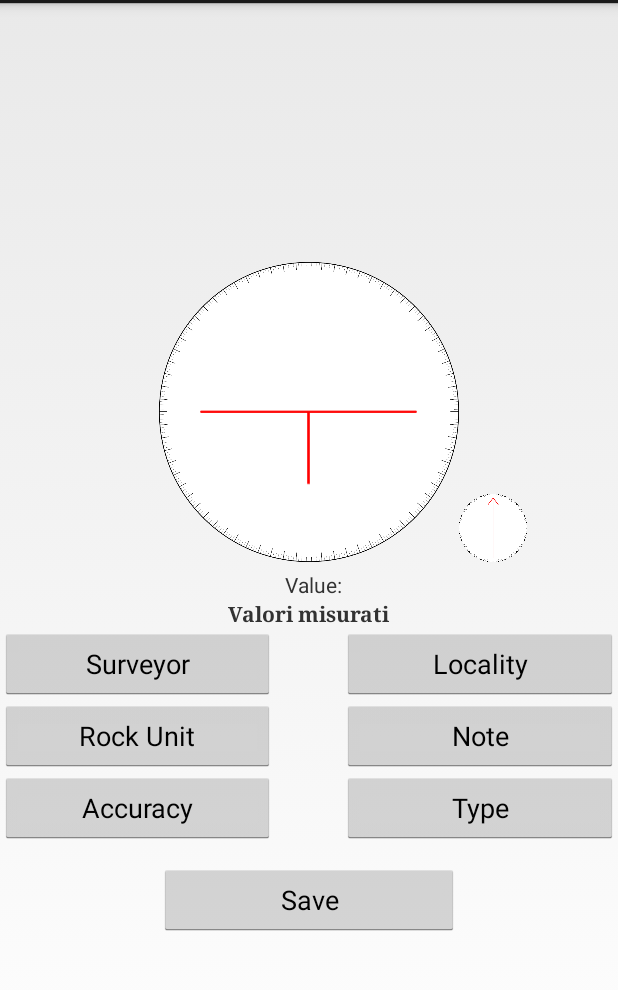
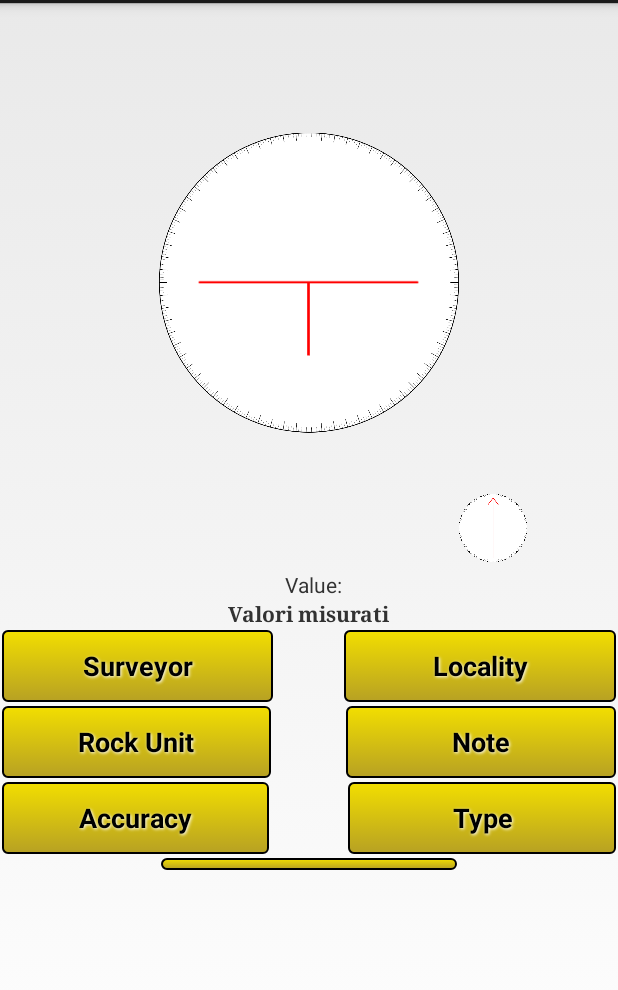
Before and after one commit to rossia/beedip, an Android app: the layout fragment_compass.xml on its own in the app's theme, with its tools: preview values and no code run, on a phone screen of 412 x 824 dp, the part 69-1059 px from its top. Run offline under Robolectric (Android 15) with nearby library versions, the phone set to English and light mode, and no system bars.

Commit message:
Fixed values problems, new buttons layout

```diff
--- /dev/null
+++ b/beedip/src/main/res/drawable/button_shape.xml
@@ -0,0 +1,37 @@
+<?xml version="1.0" encoding="utf-8" ?>
+<selector xmlns:android="http://schemas.android.com/apk/res/android">
+<item android:state_pressed="true" >
+    <shape>
+        <solid
+            android:color="#736610" />
+        <stroke
+            android:width="1dp"
+            android:color="#000000" />
+        <corners
+            android:radius="3dp" />
+        <padding
+            android:left="5dp"
+            android:top="5dp"
+            android:right="5dp"
+            android:bottom="5dp" />
+    </shape>
+</item>
+<item>
+    <shape>
+        <gradient
+            android:startColor="#f2de00"
+            android:endColor="#b7a123"
+            android:angle="270" />
+        <stroke
+            android:width="1dp"
+            android:color="#000000" />
+        <corners
+            android:radius="3dp" />
+        <padding
+            android:left="5dp"
+            android:top="5dp"
+            android:right="5dp"
+            android:bottom="5dp" />
+    </shape>
+</item>
+</selector>
--- a/beedip/src/main/res/layout/fragment_compass.xml
+++ b/beedip/src/main/res/layout/fragment_compass.xml
@@ -23,6 +23,9 @@
         android:layout_width="100dp"
         android:layout_height="wrap_content"
         android:text="@string/rock_unit"
+        android:background="@drawable/button_shape"
+        style="@style/ButtonStyle"
+        android:layout_marginTop="12dp"
         android:layout_below="@+id/surveyor"
         android:layout_alignParentLeft="true"
         android:layout_alignParentStart="true"
@@ -34,7 +37,10 @@
         android:layout_width="100dp"
         android:layout_height="wrap_content"
         android:text="@string/locality"
-        android:layout_below="@+id/testo"
+        android:background="@drawable/button_shape"
+        style="@style/ButtonStyle"
+        android:layout_alignBaseline="@+id/surveyor"
+        android:layout_alignBottom="@+id/surveyor"
         android:layout_alignParentRight="true"
         android:layout_alignParentEnd="true"
         android:layout_toRightOf="@+id/title"
@@ -44,6 +50,8 @@
         android:layout_width="100dp"
         android:layout_height="wrap_content"
         android:text="@string/type"
+        android:background="@drawable/button_shape"
+        style="@style/ButtonStyle"
         android:layout_alignBaseline="@+id/accuracy"
         android:layout_alignBottom="@+id/accuracy"
         android:layout_alignParentRight="true"
@@ -55,6 +63,9 @@
         android:layout_width="100dp"
         android:layout_height="wrap_content"
         android:text="@string/accuracy"
+        android:background="@drawable/button_shape"
+        style="@style/ButtonStyle"
+        android:layout_marginTop="11dp"
         android:layout_below="@+id/rockUnit"
         android:layout_alignParentLeft="true"
         android:layout_alignParentStart="true"
@@ -66,6 +77,8 @@
         android:layout_width="100dp"
         android:layout_height="wrap_content"
         android:text="@string/note"
+        android:background="@drawable/button_shape"
+        style="@style/ButtonStyle"
         android:layout_alignBaseline="@+id/rockUnit"
         android:layout_alignBottom="@+id/rockUnit"
         android:layout_alignParentRight="true"
@@ -76,23 +89,28 @@
     <Button
         android:id="@+id/save"
         android:layout_width="100dp"
-        android:layout_height="wrap_content"
+        android:layout_height="@dimen/mr_dialog_fixed_width_major"
         android:text="@string/save"
         android:layout_below="@+id/accuracy"
         android:layout_alignLeft="@+id/bigClockface"
         android:layout_alignStart="@+id/bigClockface"
         android:layout_marginTop="13dp"
         android:layout_toLeftOf="@+id/littleClockface"
-        android:layout_toStartOf="@+id/littleClockface" />
+        android:layout_toStartOf="@+id/littleClockface"
+        android:background="@drawable/button_shape"
+        style="@style/ButtonStyle"/>
 
     <Button
         android:id="@+id/surveyor"
         android:layout_width="100dp"
         android:layout_height="wrap_content"
         android:text="@string/surveyor"
+        android:background="@drawable/button_shape"
+        style="@style/ButtonStyle"
         android:layout_below="@+id/testo"
         android:layout_alignParentLeft="true"
         android:layout_alignParentStart="true"
+        android:layout_marginTop="11dp"
         android:layout_toLeftOf="@+id/title"
         android:layout_toStartOf="@+id/title" />
 
@@ -105,7 +123,8 @@
         android:src="@drawable/cfacetwo"
         android:layout_above="@+id/title"
         android:layout_centerHorizontal="true"
-        android:layout_marginBottom="5dp" />
+        android:layout_marginBottom="5dp"
+        android:layout_alignParentTop="true" />
 
     <ImageButton
         android:id="@+id/littleClockface"
--- a/beedip/src/main/res/values/styles.xml
+++ b/beedip/src/main/res/values/styles.xml
@@ -21,4 +21,18 @@
         <item name="android:textColorPrimary">#89000000</item>
     </style>
 
+
+    <style name="ButtonStyle">
+        <item name="android:layout_width" >wrap_content</item>
+        <item name="android:layout_height" >wrap_content</item>
+        <item name="android:textColor" >#000000</item>
+        <item name="android:gravity" >center</item>
+        <item name="android:layout_margin" >1dp</item>
+        <item name="android:textStyle" >bold</item>
+        <item name="android:shadowColor" >#ffffff</item>
+        <item name="android:shadowDx" >1</item>
+        <item name="android:shadowDy" >1</item>
+        <item name="android:shadowRadius" >2</item>
+    </style>
+
 </resources>
```
Also changed, not shown: beedip/src/main/java/it/uniurb/beedip/CompassFragment.java (+69 -21 lines).
